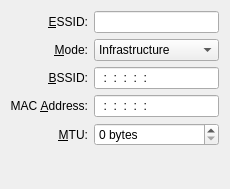
The window that libs/ui/wireless.ui (KDE/networkmanagement) describes before a commit, drawn with Qt 5.
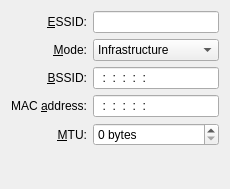
The same window after the commit. Custom widgets are drawn as their Qt base class.

```diff
--- a/libs/ui/wireless.ui
+++ b/libs/ui/wireless.ui
@@ -82,7 +82,7 @@
      <item row="3" column="0">
       <widget class="QLabel" name="label_4">
        <property name="text">
-        <string>MAC &amp;Address:</string>
+        <string>MAC &amp;address:</string>
        </property>
        <property name="alignment">
         <set>Qt::AlignRight|Qt::AlignTrailing|Qt::AlignVCenter</set>
```
